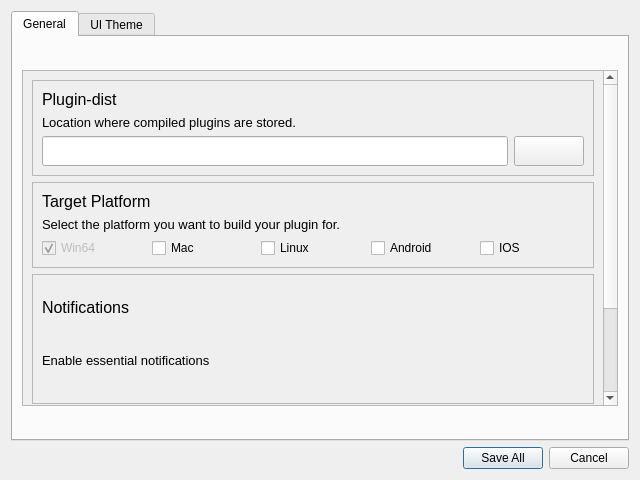
Qt form PluginBuilder/settings.ui (Mecanes-Org/PluginBuilder-source) before a commit.
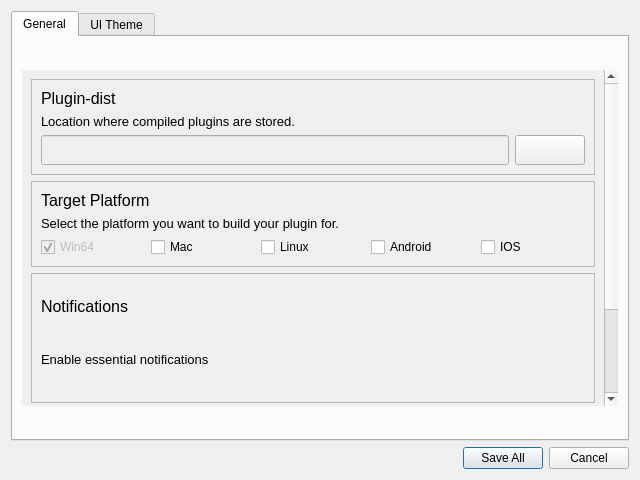
The same form after that commit. Icons and pictures are not drawn.

Commit message:
v0.7.7 *New - Add ChangeLog [ Base ] - Update Settings UI - Update qss file - Small Update ...
*Next
- Add notifications ( software update, popup )
- Add UI theme system

Diff of the .ui file:
```diff
--- a/PluginBuilder/settings.ui
+++ b/PluginBuilder/settings.ui
@@ -32,7 +32,9 @@
    <string>Settings</string>
   </property>
   <property name="styleSheet">
-   <string notr="true"/>
+   <string notr="true">QScrollArea{
+    border: none;
+}</string>
   </property>
   <layout class="QVBoxLayout" name="verticalLayout_3">
    <item>
@@ -73,7 +75,7 @@
            <rect>
             <x>0</x>
             <y>0</y>
-            <width>584</width>
+            <width>586</width>
             <height>471</height>
            </rect>
           </property>
@@ -83,7 +85,13 @@
             <verstretch>0</verstretch>
            </sizepolicy>
           </property>
+          <property name="styleSheet">
+           <string notr="true"/>
+          </property>
           <layout class="QVBoxLayout" name="verticalLayout_6">
+           <property name="spacing">
+            <number>6</number>
+           </property>
            <item>
             <widget class="QFrame" name="frame_plugin_dist">
              <property name="sizePolicy">
@@ -127,6 +135,9 @@
                <layout class="QHBoxLayout" name="horizontalLayout">
                 <item>
                  <widget class="QLineEdit" name="lineEdit_plugin_dist_path">
+                  <property name="enabled">
+                   <bool>false</bool>
+                  </property>
                   <property name="maximumSize">
                    <size>
                     <width>16777215</width>
```
The commit also changes 5 other files.
